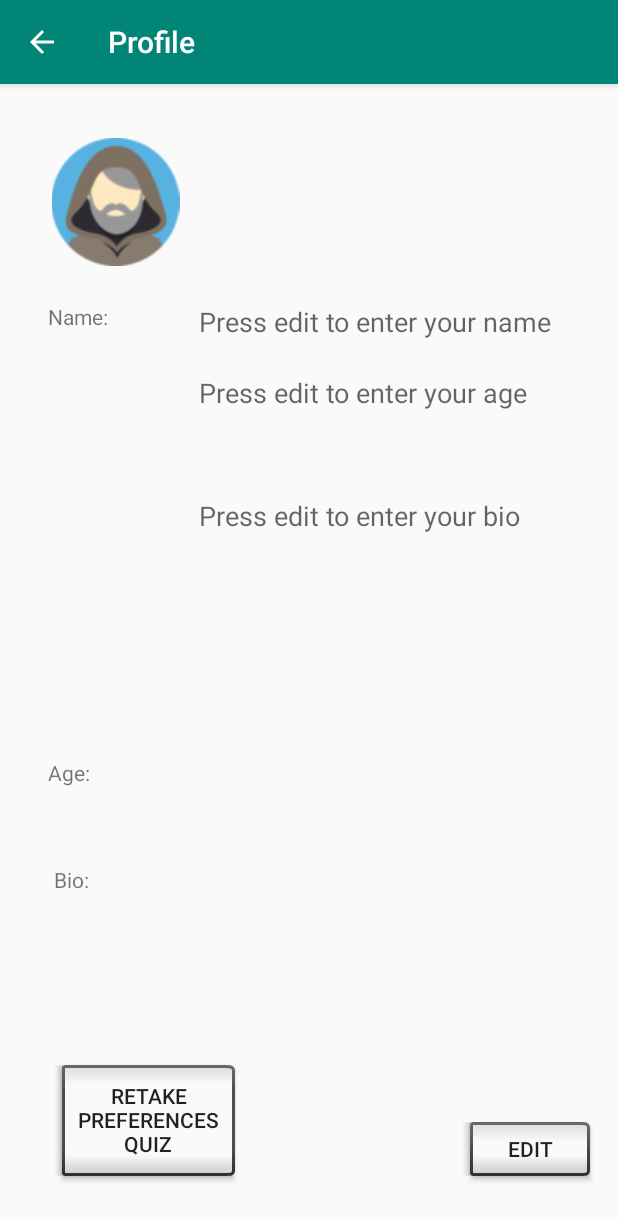
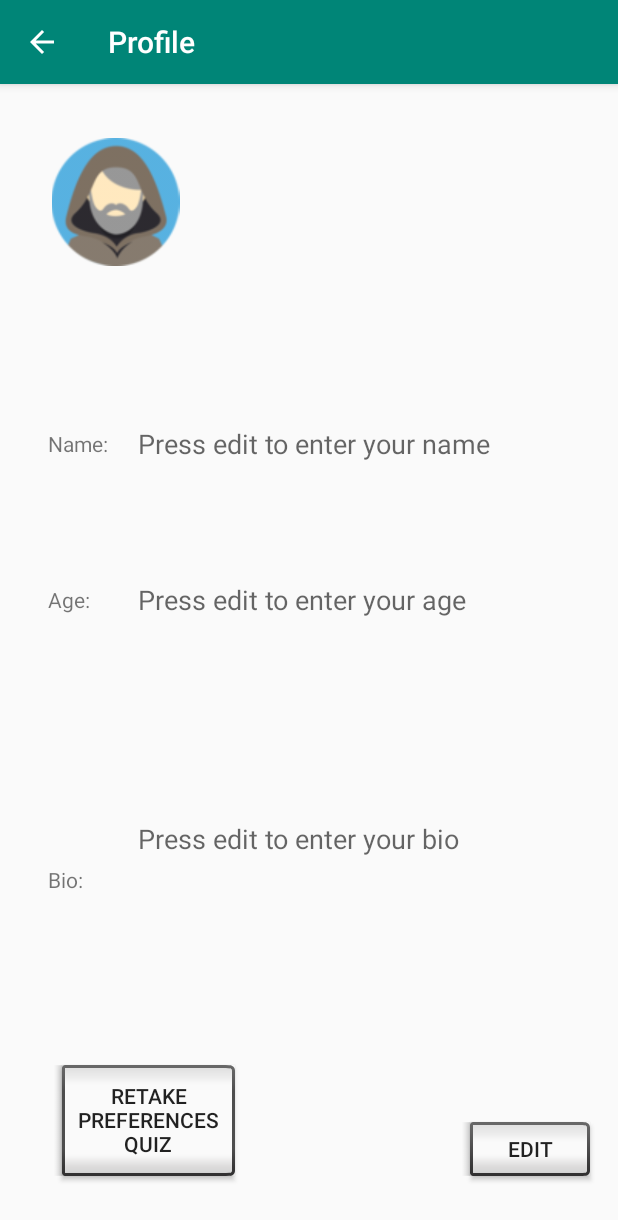
Before and after one commit to garport/WhatToWear, an Android app: the ProfileActivity screen opened directly, with no data from a screen before it, on a phone screen of 412 x 824 dp. Shown: the top 1220 px of the screen. Run offline under Robolectric (Android 15) with nearby library versions, the phone set to English and light mode, and no system bars.

Commit message:
Added fab icons and updated profile constraints

```diff
--- a/app/src/main/java/com/example/root/testapp/AddItem.java
+++ b/app/src/main/java/com/example/root/testapp/AddItem.java
@@ -3,6 +3,7 @@ package com.example.root.testapp;
 import android.app.Dialog;
 import android.content.Context;
 import android.os.Bundle;
+import android.support.design.widget.FloatingActionButton;
 import android.support.v7.app.AppCompatActivity;
 import android.view.View;
 import android.widget.Button;
@@ -37,7 +38,8 @@ public class AddItem extends AppCompatActivity {
     protected void onCreate(Bundle savedInstanceState) {
         super.onCreate(savedInstanceState);
         setContentView(R.layout.activity_add_item);
-
+        FloatingActionButton fab = findViewById(R.id.addButton);
+        fab.setImageResource(R.drawable.ic_done_white_3x);
     }
     public void showError(){
         final Dialog errorDialog = new Dialog(this);
--- a/app/src/main/java/com/example/root/testapp/ClosetActivity.java
+++ b/app/src/main/java/com/example/root/testapp/ClosetActivity.java
@@ -40,6 +40,7 @@ public class ClosetActivity extends AppCompatActivity {
                 startActivity(new Intent(context, AddItem.class));
             }
         });
+        fab.setImageResource(R.drawable.ic_add_white_3x);
         Button filterButton = findViewById(R.id.filterButton);
         filterButton.setOnClickListener(new View.OnClickListener() {
             @Override
--- a/app/src/main/res/layout/activity_add_item.xml
+++ b/app/src/main/res/layout/activity_add_item.xml
@@ -629,9 +629,9 @@
                     android:text="Short Pants" />
 
                 <RadioButton
-                     android:layout_width="wrap_content"
-                     android:layout_height="wrap_content"
-                     android:text="Capri Pants" />
+                    android:layout_width="wrap_content"
+                    android:layout_height="wrap_content"
+                    android:text="Capri Pants" />
                 <RadioButton
                     android:layout_width="wrap_content"
                     android:layout_height="wrap_content"
--- a/app/src/main/res/layout/profile_activity.xml
+++ b/app/src/main/res/layout/profile_activity.xml
@@ -23,10 +23,10 @@
         android:layout_height="wrap_content"
         android:layout_marginStart="32dp"
         android:layout_marginLeft="32dp"
-        android:layout_marginTop="24dp"
         android:text="Name:"
+        app:layout_constraintBottom_toBottomOf="@+id/editText1"
         app:layout_constraintStart_toStartOf="parent"
-        app:layout_constraintTop_toBottomOf="@+id/imageView4" />
+        app:layout_constraintTop_toTopOf="@+id/editText1" />
 
     <TextView
         android:id="@+id/yourage"
@@ -34,17 +34,17 @@
         android:layout_height="wrap_content"
         android:layout_marginStart="32dp"
         android:layout_marginLeft="32dp"
-        android:layout_marginBottom="52dp"
         android:text="Age:"
-        app:layout_constraintBottom_toTopOf="@+id/yourbio"
-        app:layout_constraintStart_toStartOf="parent" />
+        app:layout_constraintBottom_toBottomOf="@+id/editText2"
+        app:layout_constraintStart_toStartOf="parent"
+        app:layout_constraintTop_toTopOf="@+id/editText2" />
 
     <TextView
         android:id="@+id/yourbio"
         android:layout_width="wrap_content"
         android:layout_height="wrap_content"
-        android:layout_marginStart="36dp"
-        android:layout_marginLeft="36dp"
+        android:layout_marginStart="32dp"
+        android:layout_marginLeft="32dp"
         android:layout_marginBottom="228dp"
         android:text="Bio:"
         app:layout_constraintBottom_toBottomOf="parent"
@@ -66,37 +66,39 @@
         android:id="@+id/editText1"
         android:layout_width="263dp"
         android:layout_height="29dp"
-        android:layout_marginTop="144dp"
-        android:layout_marginEnd="16dp"
-        android:layout_marginRight="16dp"
+        android:layout_marginTop="148dp"
         android:background="@null"
         android:ems="10"
         android:hint="Press edit to enter your name"
         android:inputType="textPersonName"
-        app:layout_constraintEnd_toEndOf="parent"
+        app:layout_constraintBottom_toTopOf="@+id/editText2"
+        app:layout_constraintStart_toStartOf="@+id/editText2"
         app:layout_constraintTop_toTopOf="parent" />
 
     <EditText
         android:id="@+id/editText2"
         android:layout_width="263dp"
         android:layout_height="wrap_content"
-        android:layout_marginTop="20dp"
         android:background="@null"
         android:ems="10"
         android:hint="Press edit to enter your age"
         android:inputType="textPersonName"
-        app:layout_constraintStart_toStartOf="@+id/editText1"
+        app:layout_constraintBottom_toTopOf="@+id/editText3"
+        app:layout_constraintStart_toStartOf="@+id/editText3"
         app:layout_constraintTop_toBottomOf="@+id/editText1" />
 
     <EditText
         android:id="@+id/editText3"
         android:layout_width="219dp"
         android:layout_height="140dp"
+        android:layout_marginStart="92dp"
+        android:layout_marginLeft="92dp"
         android:background="@null"
         android:ems="10"
         android:hint="Press edit to enter your bio"
         android:inputType="textPersonName"
-        app:layout_constraintStart_toStartOf="@+id/editText2"
+        app:layout_constraintBottom_toTopOf="@+id/button"
+        app:layout_constraintStart_toStartOf="parent"
         app:layout_constraintTop_toBottomOf="@+id/editText2" />
 
     <Button
```
